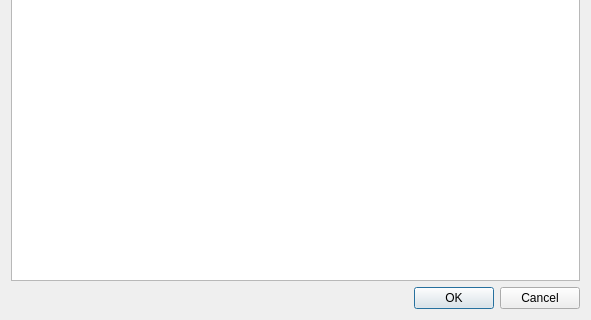
Before: the Qt Designer form libs/gui-osg-qt/ACInputControlsDialogQt.ui in MediaCycle/MediaCycle, drawn with Qt 5; both pictures show x 0 to 591 and y 218 to 538 of the 591 by 538 pixel window.
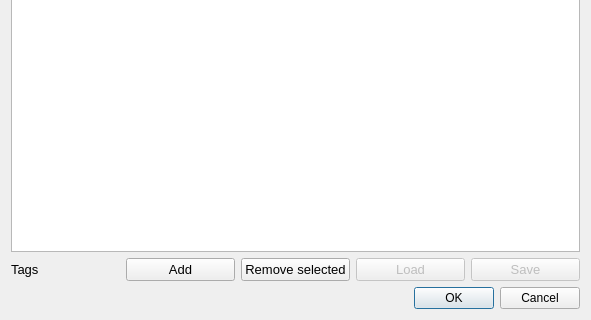
After: the same form once the commit is applied.

Commit message: Text tags can now be assigned to keyboard keys in the input controls panel (Cmd/Ctrl+i) so that when pressing the key and clicking on a node, the tag is added as label to the media and displayed on the node metadata in the browser (tested with audio when using Q+move or click on node).

The edit to the form file:
```diff
--- a/libs/gui-osg-qt/ACInputControlsDialogQt.ui
+++ b/libs/gui-osg-qt/ACInputControlsDialogQt.ui
@@ -42,6 +42,9 @@
      <property name="columnCount">
       <number>4</number>
      </property>
+     <attribute name="verticalHeaderMinimumSectionSize">
+      <number>20</number>
+     </attribute>
      <column>
       <property name="text">
        <string>Action</string>
@@ -84,6 +87,76 @@
      </column>
     </widget>
    </item>
+   <item>
+    <layout class="QHBoxLayout" name="horizontalLayout">
+     <item>
+      <widget class="QLabel" name="labelTag">
+       <property name="font">
+        <font>
+         <pointsize>10</pointsize>
+        </font>
+       </property>
+       <property name="text">
+        <string>Tags</string>
+       </property>
+      </widget>
+     </item>
+     <item>
+      <widget class="QPushButton" name="pushButtonAddTag">
+       <property name="font">
+        <font>
+         <pointsize>10</pointsize>
+        </font>
+       </property>
+       <property name="text">
+        <string>Add</string>
+       </property>
+      </widget>
+     </item>
+     <item>
+      <widget class="QPushButton" name="pushButtonRemoveTags">
+       <property name="font">
+        <font>
+         <pointsize>10</pointsize>
+        </font>
+       </property>
+       <property name="text">
+        <string>Remove selected</string>
+       </property>
+      </widget>
+     </item>
+     <item>
+      <widget class="QPushButton" name="pushButtonLoadTags">
+       <property name="enabled">
+        <bool>false</bool>
+       </property>
+       <property name="font">
+        <font>
+         <pointsize>10</pointsize>
+        </font>
+       </property>
+       <property name="text">
+        <string>Load</string>
+       </property>
+      </widget>
+     </item>
+     <item>
+      <widget class="QPushButton" name="pushButtonSaveTags">
+       <property name="enabled">
+        <bool>false</bool>
+       </property>
+       <property name="font">
+        <font>
+         <pointsize>10</pointsize>
+        </font>
+       </property>
+       <property name="text">
+        <string>Save</string>
+       </property>
+      </widget>
+     </item>
+    </layout>
+   </item>
    <item>
     <widget class="QDialogButtonBox" name="DialogButtonBox">
      <property name="orientation">
```
Left out of the diff: 5 changed lines with no effect on the pictures. The commit also changes 22 other files.
